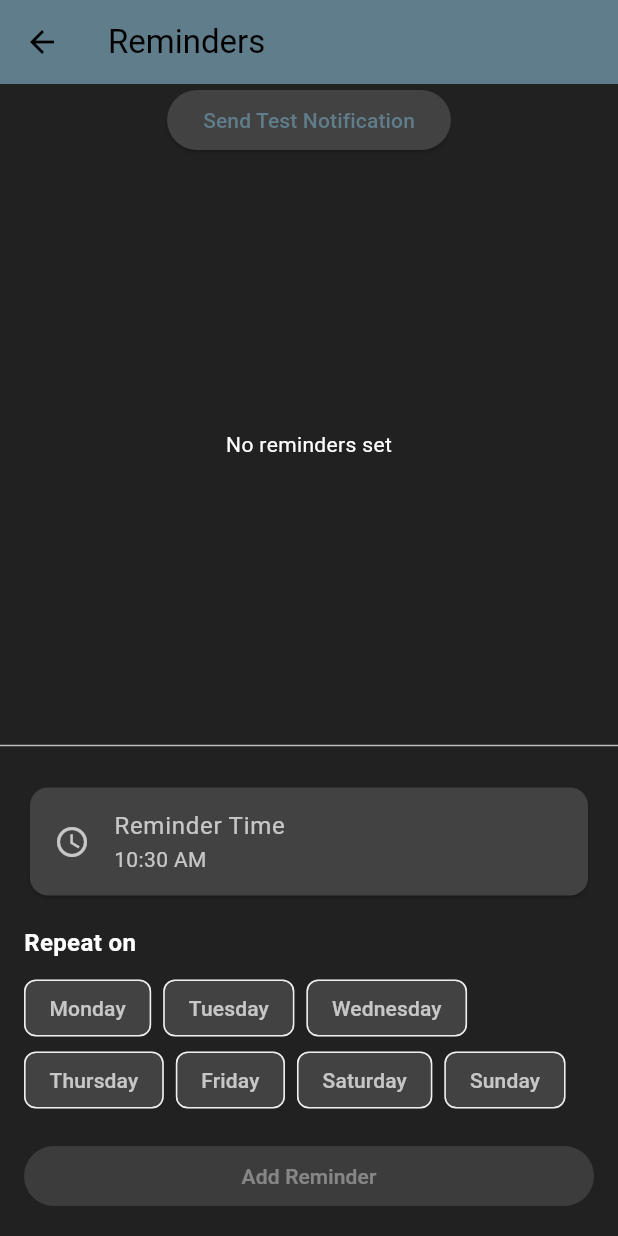
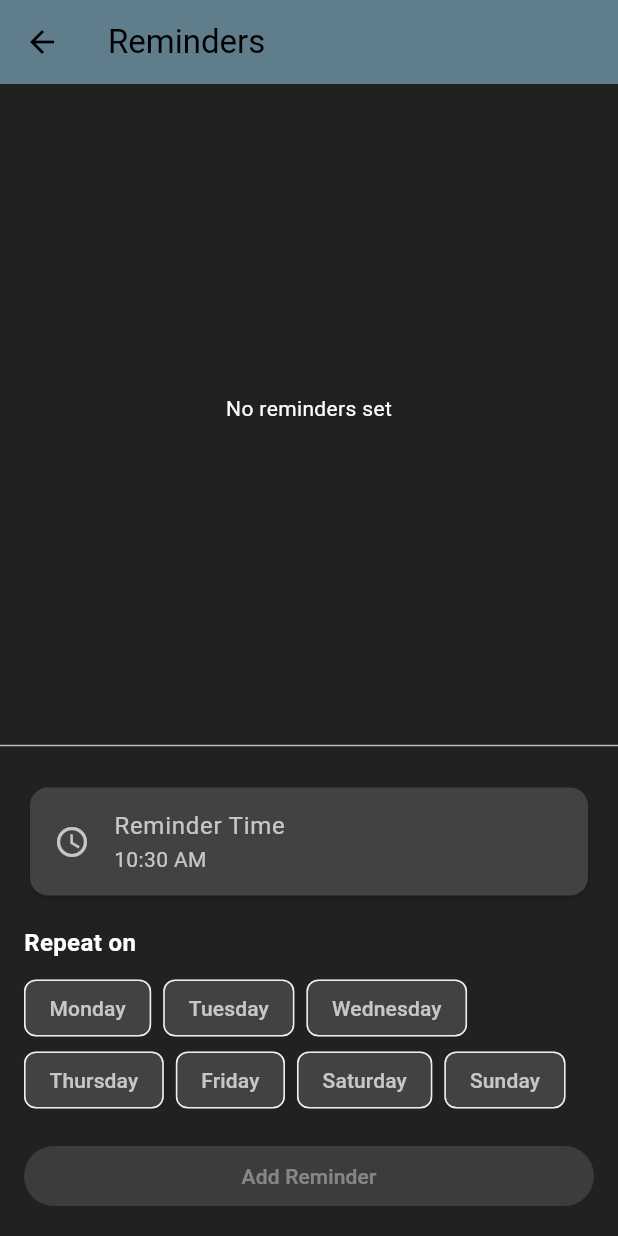
Before and after one commit to knakul853/spendulum, a Flutter app: the ReminderScreen screen opened directly, on a phone screen of 412 x 824 dp. Run offline on Flutter 3.47's test engine with Material 3 defaults, Android fonts, the phone set to English and light mode, and no system bars; our stand-ins replace animated_background, csv, fl_chart, flutter_colorpicker, flutter_dotenv, flutter_local_notifications and 7 more; missing offline and left inert: encrypt, excel, mailer; accounts and stored records are empty.

Commit message:
hide test notification

```diff
--- a/lib/ui/screens/reminder_screen.dart
+++ b/lib/ui/screens/reminder_screen.dart
@@ -64,7 +64,7 @@ class _ReminderScreenState extends State<ReminderScreen> {
       body: Column(
         children: [
           //test notification
-          _buildTestNotificationButton(),
+          // _buildTestNotificationButton(),
           Expanded(
             child: Consumer<ReminderProvider>(
               builder: (context, provider, child) {
```
